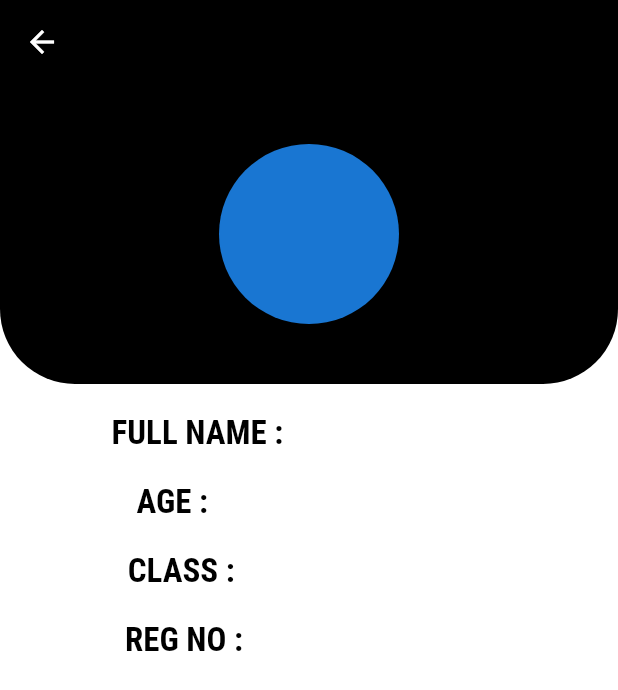
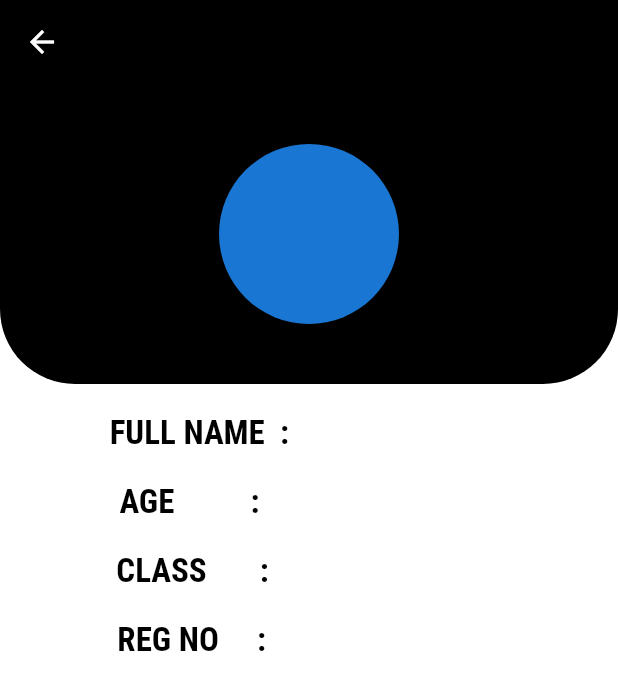
Before and after one commit to Bassambasheer/Student-management, a Flutter app: the StudentDetails screen opened directly with empty values, on a phone screen of 412 x 824 dp. Shown: the top 690 px of the screen. Run offline on Flutter 3.47's test engine with Material 2 defaults, Android fonts, the phone set to English and light mode, and no system bars; our stand-ins replace get, hive, hive_flutter, image_picker; accounts and stored records are empty; network calls fail.

Commit message:
Ui Updates

```diff
--- a/lib/main.dart
+++ b/lib/main.dart
@@ -9,7 +9,7 @@ Future<void> main() async {
   if (!Hive.isAdapterRegistered(StudentModelAdapter().typeId)) {
     Hive.registerAdapter(StudentModelAdapter());
   }
-  runApp(MyApp());
+  runApp(const MyApp());
 }
 
 class MyApp extends StatelessWidget {
@@ -19,7 +19,7 @@ class MyApp extends StatelessWidget {
   Widget build(BuildContext context) {
     return GetMaterialApp(
       debugShowCheckedModeBanner: false,
-      home: HomeScreen(),
+      home: const HomeScreen(),
       theme: ThemeData(primaryColor: Colors.black,fontFamily: 'Roboto'),
     );
   }
--- a/lib/search_page.dart
+++ b/lib/search_page.dart
@@ -40,7 +40,7 @@ class SearchPage extends StatelessWidget{
                       itemBuilder: (context, index) {
                         var data = controllerSearch[index];
                         var encodedimg = data.img;
-                        images = Base64Decoder().convert(encodedimg);
+                        images = const Base64Decoder().convert(encodedimg);
                         if (data.name
                             .toLowerCase()
                             .contains(searchController.text.toLowerCase())) {
@@ -65,7 +65,7 @@ class SearchPage extends StatelessWidget{
                         }
                       },
                       separatorBuilder: (ctx, index) {
-                        return SizedBox(height: 4);
+                        return const SizedBox(height: 4);
                       },
                       itemCount: controllerSearch.length),
                 );
--- a/lib/studentdetails.dart
+++ b/lib/studentdetails.dart
@@ -5,8 +5,8 @@ import 'package:flutter_application_1/widgets/constants.dart';
 import 'package:flutter_application_1/widgets/text_widget.dart';
 
 class StudentDetails extends StatelessWidget {
-  StudentDetails({required this.data, Key? key}) : super(key: key);
-  StudentModel data;
+const  StudentDetails({required this.data, Key? key}) : super(key: key);
+ final StudentModel data;
 
   @override
   Widget build(BuildContext context) {
@@ -42,33 +42,33 @@ class StudentDetails extends StatelessWidget {
              space,
               Row(mainAxisAlignment: MainAxisAlignment.spaceEvenly,
                 children: [
-                  const textWidget(title: "FULL NAME :",),
+                  const TextWidget(title: "FULL NAME\t :",),
                   height10,
-                  textWidget(title: data.name),
+                  TextWidget(title: data.name),
                 ],
               ),
              space,
              Row(mainAxisAlignment: MainAxisAlignment.spaceEvenly,
                children: [
-                 textWidget(title: "AGE :",),
+                 const TextWidget(title: "AGE\t\t\t\t\t\t\t\t\t\t:",),
                   height10,
-                  textWidget(title: data.age),
+                  TextWidget(title: data.age),
                ],
              ),
              space,
              Row(mainAxisAlignment: MainAxisAlignment.spaceEvenly,
                children: [
-                 textWidget(title: "CLASS :",),
+                 const TextWidget(title: "CLASS\t\t\t\t\t\t\t:",),
                   height10,
-                  textWidget(title: data.cls),
+                  TextWidget(title: data.cls),
                ],
              ),
              space,
              Row(mainAxisAlignment: MainAxisAlignment.spaceEvenly,
                children: [
-                 textWidget(title: "REG NO :",),
+                 const TextWidget(title: "REG NO\t\t\t\t\t:",),
                   height10,
-                  textWidget(title: data.admno),
+                  TextWidget(title: data.admno),
                ],
              ),
 
--- a/lib/widgets/text_field_widget.dart
+++ b/lib/widgets/text_field_widget.dart
@@ -3,7 +3,7 @@ import 'package:flutter/material.dart';
 class AddDataField extends StatelessWidget {
   final TextEditingController controller;
   final String text;
-  AddDataField({
+  const AddDataField({
     Key? key,
     required this.controller,required this.text,
   }) : super(key: key);
@@ -13,7 +13,7 @@ class AddDataField extends StatelessWidget {
     return TextField(
       controller: controller,
       decoration:  InputDecoration(
-          border: OutlineInputBorder(), hintText: text),
+          border: const OutlineInputBorder(), hintText: text),
       textInputAction: TextInputAction.next,
     );
   }
--- a/lib/widgets/text_widget.dart
+++ b/lib/widgets/text_widget.dart
@@ -1,10 +1,10 @@
 import 'package:flutter/material.dart';
 import 'package:flutter_application_1/widgets/constants.dart';
 
-class textWidget extends StatelessWidget {
+class TextWidget extends StatelessWidget {
  final  String title;
 
-  const textWidget({
+  const TextWidget({
     Key? key,
     required this.title,
   }) : super(key: key);
```
Also changed, not shown: lib/AddData.dart (+3 -10 lines), lib/Home.dart (+6 -5 lines).
